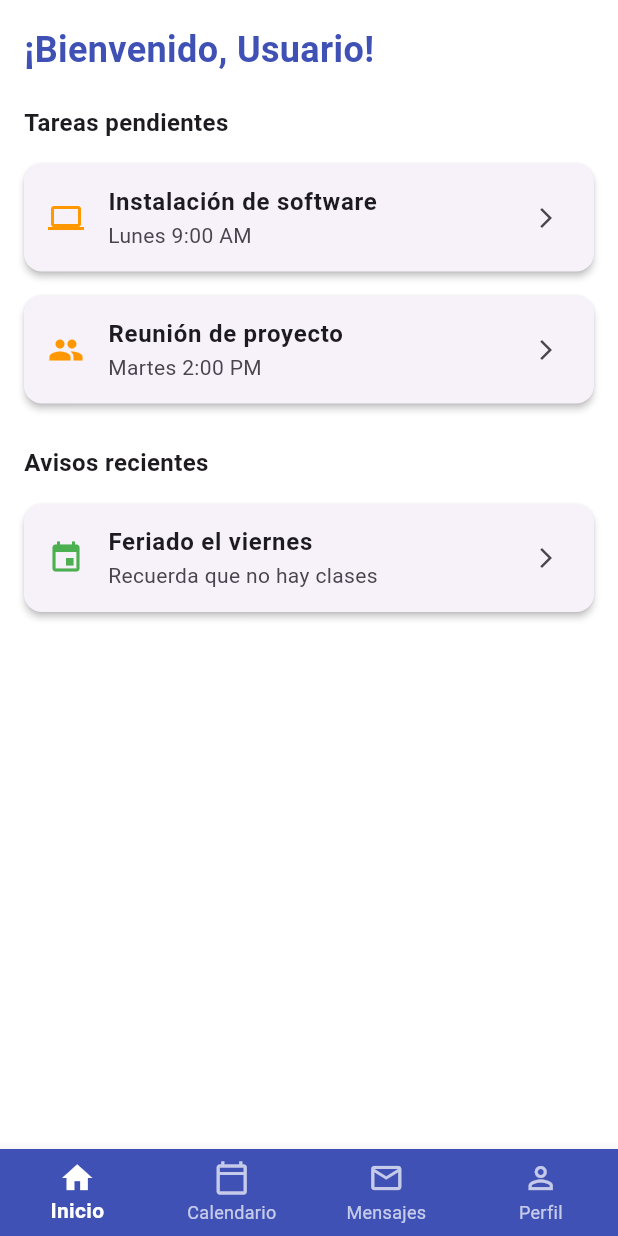
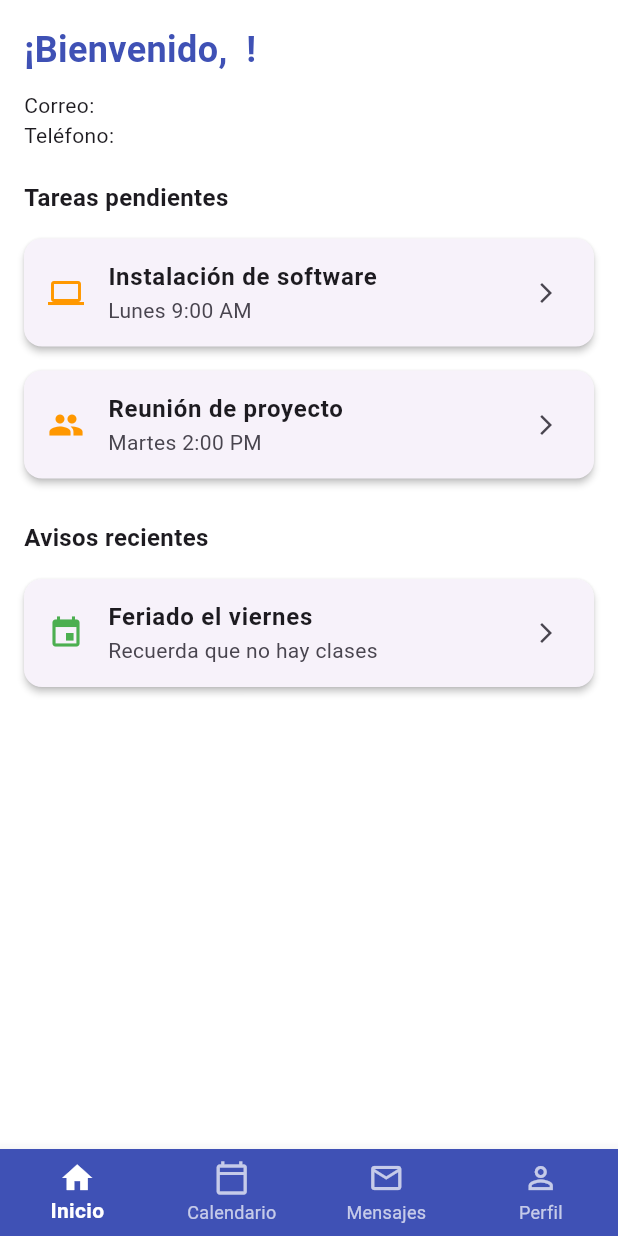
Before and after one commit to rolyadlr/AndeirApp, a Flutter app: the screen it shows once a user with an empty profile is signed in, on a phone screen of 412 x 824 dp. Run offline on Flutter 3.47's test engine with Material 3 defaults, Android fonts, the phone set to English and light mode, and no system bars; our stand-ins replace cloud_firestore, firebase_auth, firebase_core, firebase_storage, image_picker, table_calendar; accounts and stored records are empty; network calls fail.

```diff
--- a/lib/auth_gate.dart
+++ b/lib/auth_gate.dart
@@ -18,7 +18,7 @@ class AuthGate extends StatelessWidget {
         }
         // Usuario autenticado
         if (snapshot.hasData) {
-          return const HomePage(userName: 'Usuario'); // o usar snapshot.data!.email
+          return const HomePage();
         }
         // Usuario no autenticado
         return const LoginPage();
--- a/lib/pages/home_page.dart
+++ b/lib/pages/home_page.dart
@@ -1,15 +1,14 @@
+import 'package:cloud_firestore/cloud_firestore.dart';
 import 'package:firebase_auth/firebase_auth.dart';
 import 'package:flutter/material.dart';
+
 import 'login_page.dart';
 import 'calendar_page.dart';
 import 'profile_page.dart';
 import 'messages_page.dart';
 
-
 class HomePage extends StatefulWidget {
-  final String userName;
-
-  const HomePage({super.key, required this.userName});
+  const HomePage({super.key});
 
   @override
   State<HomePage> createState() => _HomePageState();
@@ -17,22 +16,58 @@ class HomePage extends StatefulWidget {
 
 class _HomePageState extends State<HomePage> {
   int _currentIndex = 0;
+  final List<Widget> _pages = [];
 
-  final List<Widget> _pages = [];
+  String? nombre;
+  String? correo;
+  String? telefono;
+  bool _isLoading = true;
 
   @override
   void initState() {
     super.initState();
+    _fetchUserData();
+  }
+
+Future<void> _fetchUserData() async {
+  final uid = FirebaseAuth.instance.currentUser?.uid;
+  if (uid != null) {
+    try {
+      final doc = await FirebaseFirestore.instance.collection('usuarios').doc(uid).get();
+      if (doc.exists) {
+        final data = doc.data();
+        setState(() {
+          nombre = '${data?['nombres'] ?? ''} ${data?['apellidos'] ?? ''}';
+          correo = data?['correo'] ?? 'No especificado';
+          telefono = data?['celular'] ?? 'No especificado';
+          _isLoading = false;
+
           _pages.addAll([
             _buildHomePage(),
             const CalendarPage(),
             const MessagesPage(),
             const ProfilePage(),
           ]);
+        });
       }
+    } catch (e) {
+      print('Error al obtener datos del usuario: $e');
+      // Aquí podrías mostrar un diálogo de error o un mensaje visual
+      setState(() => _isLoading = false);
+    }
+  }
+}
+
+
 
   @override
   Widget build(BuildContext context) {
+    if (_isLoading) {
+      return const Scaffold(
+        body: Center(child: CircularProgressIndicator()),
+      );
+    }
+
     return Scaffold(
       backgroundColor: Colors.white,
       body: _pages[_currentIndex],
@@ -72,7 +107,6 @@ class _HomePageState extends State<HomePage> {
           ),
         ],
       ),
-
     );
   }
 
@@ -83,13 +117,16 @@ class _HomePageState extends State<HomePage> {
         child: ListView(
           children: [
             Text(
-              '¡Bienvenido, ${widget.userName}!',
+              '¡Bienvenido, $nombre!',
               style: const TextStyle(
                 fontSize: 24,
                 fontWeight: FontWeight.bold,
                 color: Color(0xFF3F51B5),
               ),
             ),
+            const SizedBox(height: 10),
+            Text('Correo: $correo'),
+            Text('Teléfono: $telefono'),
             const SizedBox(height: 20),
             const Text(
               'Tareas pendientes',
--- a/lib/pages/login_page.dart
+++ b/lib/pages/login_page.dart
@@ -28,7 +28,7 @@ class _LoginPageState extends State<LoginPage> {
       Navigator.pushReplacement(
         context,
         MaterialPageRoute(
-          builder: (context) => const HomePage(userName: 'Usuario'),
+          builder: (context) => const HomePage(),
         ),
       );
     } on FirebaseAuthException catch (e) {
```
Lines whose indentation alone changed are shown as unchanged.
